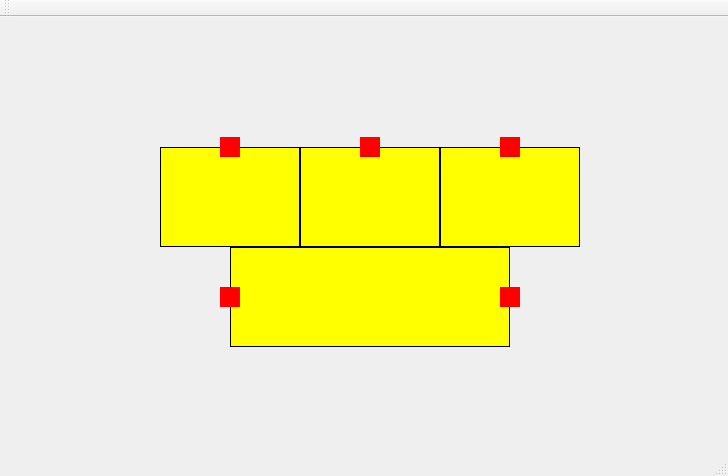
First picture: the form in server/serverwindow.ui, repository franciscopaulinoq/qt-train-controller, before the edit.
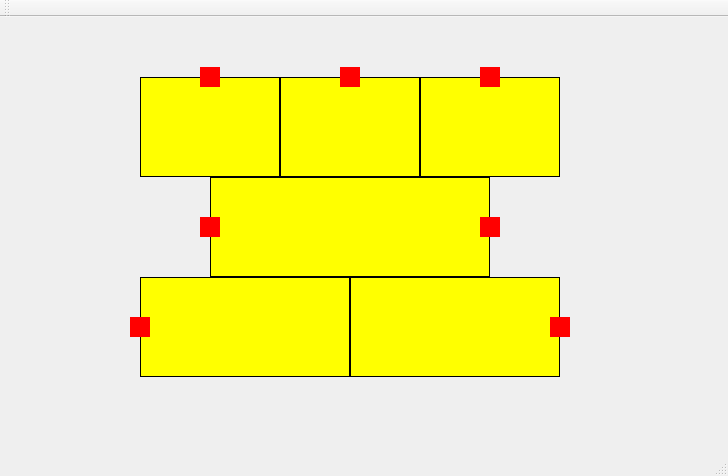
Second picture: the form after the edit.

Commit message: refactor: reposition the elements

What changed in the file:
```diff
--- a/server/serverwindow.ui
+++ b/server/serverwindow.ui
@@ -17,8 +17,8 @@
    <widget class="QLabel" name="labelTrilho01">
     <property name="geometry">
      <rect>
-      <x>160</x>
-      <y>130</y>
+      <x>140</x>
+      <y>60</y>
       <width>140</width>
       <height>100</height>
      </rect>
@@ -39,8 +39,8 @@
    <widget class="QLabel" name="labelTrilho02">
     <property name="geometry">
      <rect>
-      <x>300</x>
-      <y>130</y>
+      <x>280</x>
+      <y>60</y>
       <width>140</width>
       <height>100</height>
      </rect>
@@ -61,8 +61,8 @@
    <widget class="QLabel" name="labelTrilho03">
     <property name="geometry">
      <rect>
-      <x>440</x>
-      <y>130</y>
+      <x>420</x>
+      <y>60</y>
       <width>140</width>
       <height>100</height>
      </rect>
@@ -83,8 +83,8 @@
    <widget class="QLabel" name="labelTrilho04">
     <property name="geometry">
      <rect>
-      <x>230</x>
-      <y>230</y>
+      <x>210</x>
+      <y>160</y>
       <width>280</width>
       <height>100</height>
      </rect>
@@ -102,11 +102,55 @@
      <string/>
     </property>
    </widget>
+   <widget class="QLabel" name="labelTrilho06">
+    <property name="geometry">
+     <rect>
+      <x>140</x>
+      <y>260</y>
+      <width>210</width>
+      <height>100</height>
+     </rect>
+    </property>
+    <property name="styleSheet">
+     <string notr="true">background-color: yellow;
+border-style: solid;
+border-color: black;
+border-width: 1px;</string>
+    </property>
+    <property name="lineWidth">
+     <number>3</number>
+    </property>
+    <property name="text">
+     <string/>
+    </property>
+   </widget>
+   <widget class="QLabel" name="labelTrilho07">
+    <property name="geometry">
+     <rect>
+      <x>350</x>
+      <y>260</y>
+      <width>210</width>
+      <height>100</height>
+     </rect>
+    </property>
+    <property name="styleSheet">
+     <string notr="true">background-color: yellow;
+border-style: solid;
+border-color: black;
+border-width: 1px;</string>
+    </property>
+    <property name="lineWidth">
+     <number>3</number>
+    </property>
+    <property name="text">
+     <string/>
+    </property>
+   </widget>
    <widget class="QLabel" name="labelTrem01">
     <property name="geometry">
      <rect>
-      <x>220</x>
-      <y>120</y>
+      <x>200</x>
+      <y>50</y>
       <width>20</width>
       <height>20</height>
      </rect>
@@ -121,8 +165,8 @@
    <widget class="QLabel" name="labelTrem02">
     <property name="geometry">
      <rect>
-      <x>360</x>
-      <y>120</y>
+      <x>340</x>
+      <y>50</y>
       <width>20</width>
       <height>20</height>
      </rect>
@@ -137,8 +181,8 @@
    <widget class="QLabel" name="labelTrem03">
     <property name="geometry">
      <rect>
-      <x>500</x>
-      <y>120</y>
+      <x>480</x>
+      <y>50</y>
       <width>20</width>
       <height>20</height>
      </rect>
@@ -153,8 +197,8 @@
    <widget class="QLabel" name="labelTrem04">
     <property name="geometry">
      <rect>
-      <x>220</x>
-      <y>270</y>
+      <x>200</x>
+      <y>200</y>
       <width>20</width>
       <height>20</height>
      </rect>
@@ -169,8 +213,40 @@
    <widget class="QLabel" name="labelTrem05">
     <property name="geometry">
      <rect>
-      <x>500</x>
-      <y>270</y>
+      <x>480</x>
+      <y>200</y>
+      <width>20</width>
+      <height>20</height>
+     </rect>
+    </property>
+    <property name="styleSheet">
+     <string notr="true">background-color: red</string>
+    </property>
+    <property name="text">
+     <string/>
+    </property>
+   </widget>
+   <widget class="QLabel" name="labelTrem06">
+    <property name="geometry">
+     <rect>
+      <x>550</x>
+      <y>300</y>
+      <width>20</width>
+      <height>20</height>
+     </rect>
+    </property>
+    <property name="styleSheet">
+     <string notr="true">background-color: red</string>
+    </property>
+    <property name="text">
+     <string/>
+    </property>
+   </widget>
+   <widget class="QLabel" name="labelTrem07">
+    <property name="geometry">
+     <rect>
+      <x>130</x>
+      <y>300</y>
       <width>20</width>
       <height>20</height>
      </rect>
```
The commit also changes 2 other files.
